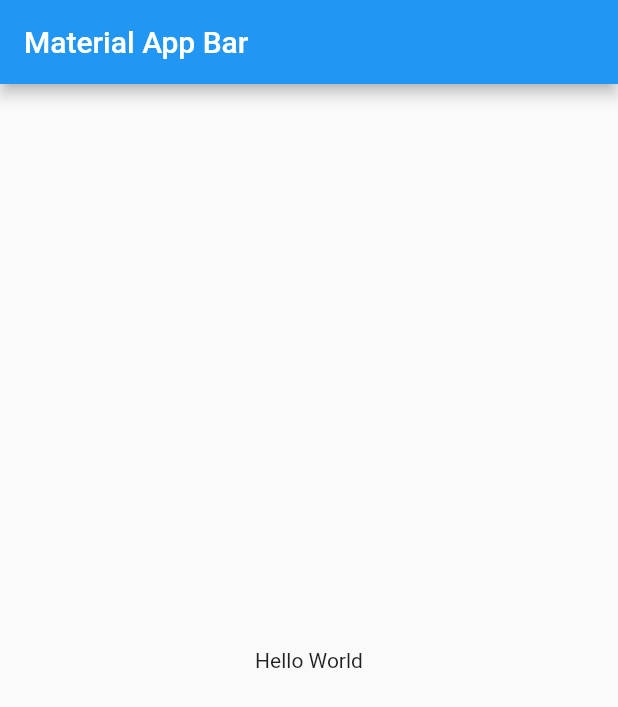
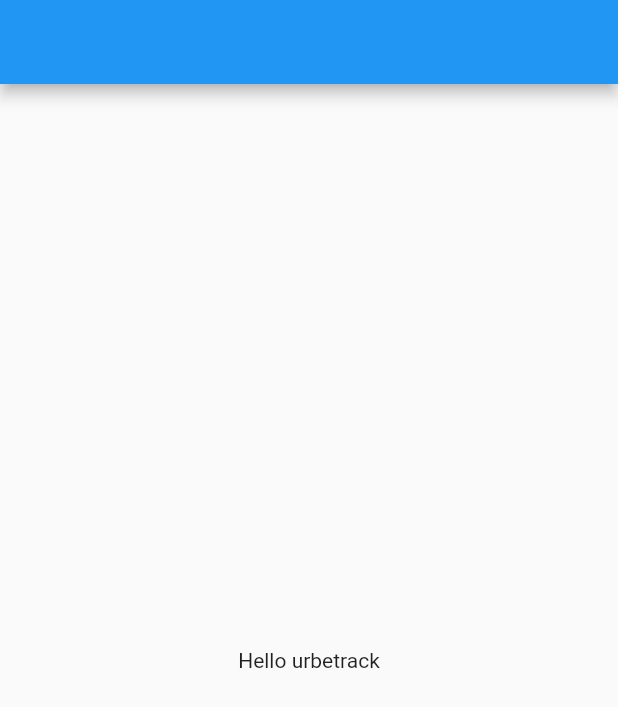
Before and after one commit to kloehz/urbetrack-challenge, a Flutter app: the screen it shows after launch, on a phone screen of 412 x 824 dp. Shown: the top 707 px of the screen. Run offline on Flutter 3.47's test engine with Material 2 defaults, Android fonts, the phone set to English and light mode, and no system bars.

Commit message:
[ADD]Folder structure

```diff
--- a/lib/main.dart
+++ b/lib/main.dart
@@ -1,4 +1,5 @@
 import 'package:flutter/material.dart';
+import 'package:urbetrack/pages/home_page.dart';
 
 void main() => runApp(const MyApp());
 
@@ -7,16 +8,9 @@ class MyApp extends StatelessWidget {
 
   @override
   Widget build(BuildContext context) {
-    return MaterialApp(
+    return const MaterialApp(
       title: 'Material App',
-      home: Scaffold(
-        appBar: AppBar(
-          title: const Text('Material App Bar'),
-        ),
-        body: const Center(
-          child: Text('Hello World'),
-        ),
-      ),
+      home: HomePage()
     );
   }
 }
--- /dev/null
+++ b/lib/pages/home_page.dart
@@ -0,0 +1,15 @@
+import 'package:flutter/material.dart';
+
+class HomePage extends StatelessWidget {
+  const HomePage({ Key? key }) : super(key: key);
+
+  @override
+  Widget build(BuildContext context) {
+    return Scaffold(
+      appBar: AppBar(),
+      body: const Center(
+        child: Text('Hello urbetrack'),
+      ),
+    );
+  }
+}
```
